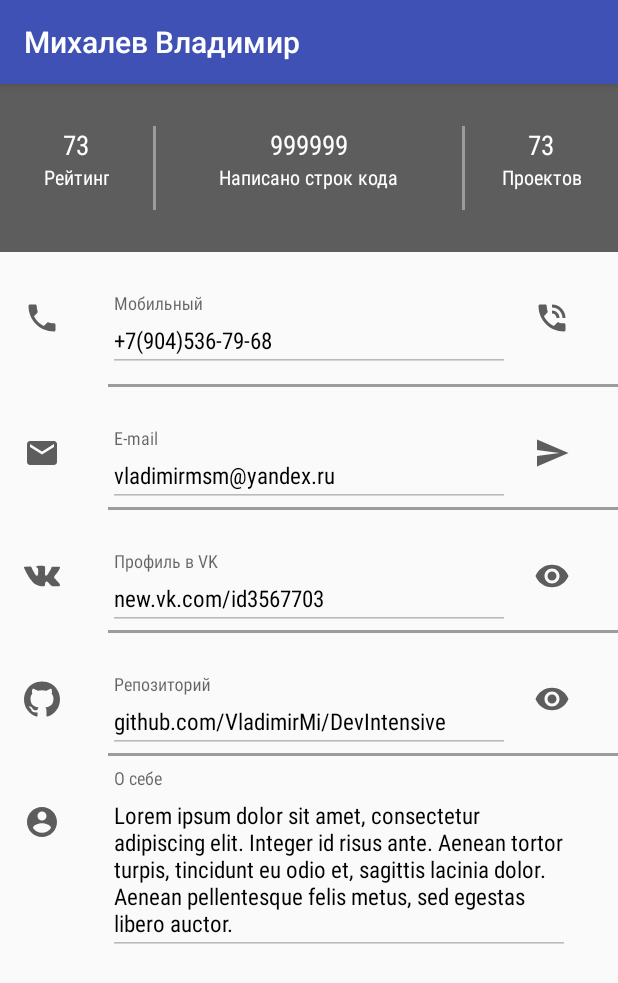
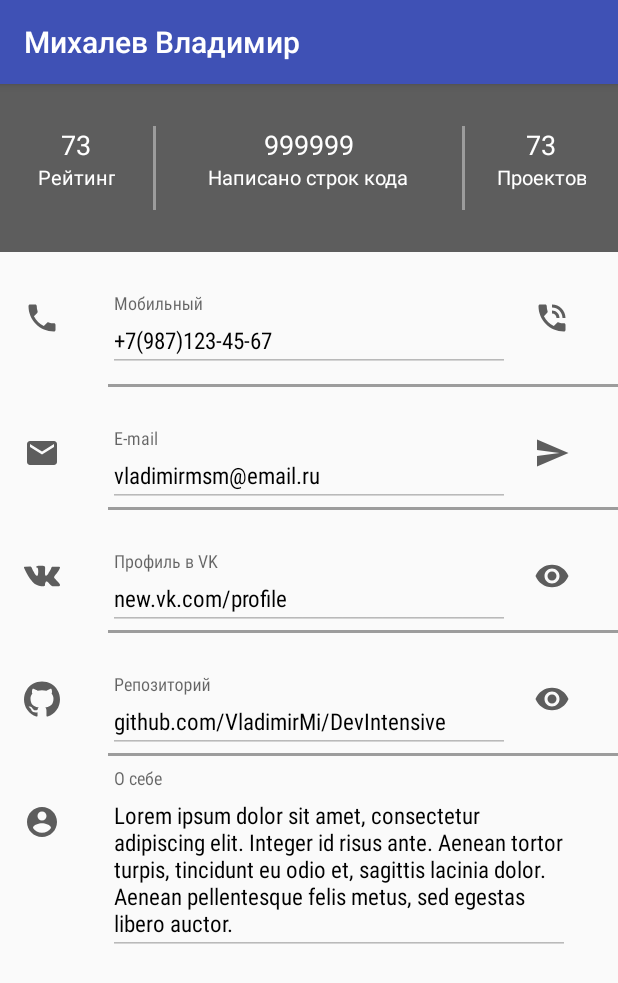
Before and after one commit to VladimirMi/DevIntensive, an Android app: the screen it shows after launch (MainActivity), on a phone screen of 412 x 824 dp. Shown: the top 983 px of the screen. Run offline under Robolectric (Android 15) with nearby library versions, the phone set to English and light mode, and no system bars; 1 statement that could not run was skipped.

Commit message:
Adding ids to edit text fields

```diff
--- a/app/src/main/res/layout/aboutme_item.xml
+++ b/app/src/main/res/layout/aboutme_item.xml
@@ -24,6 +24,7 @@
             android:layout_height="wrap_content">
 
             <EditText
+                android:id="@+id/about_me_et"
                 android:layout_width="match_parent"
                 android:layout_height="wrap_content"
                 android:hint="@string/about_me_hint"
--- a/app/src/main/res/layout/github_item.xml
+++ b/app/src/main/res/layout/github_item.xml
@@ -24,6 +24,7 @@
             android:layout_height="wrap_content">
 
             <EditText
+                android:id="@+id/github_et"
                 android:layout_width="match_parent"
                 android:layout_height="wrap_content"
                 android:hint="@string/github_hint"
--- a/app/src/main/res/layout/mail_item.xml
+++ b/app/src/main/res/layout/mail_item.xml
@@ -11,6 +11,7 @@
         android:src="@drawable/ic_mail_black_24dp"/>
 
     <LinearLayout
+        android:id="@+id/email_et"
         android:layout_width="0dp"
         android:layout_height="@dimen/size_large_72"
         android:layout_marginLeft="@dimen/spacing_medium_32"
--- a/app/src/main/res/layout/phone_item.xml
+++ b/app/src/main/res/layout/phone_item.xml
@@ -25,6 +25,7 @@
             android:layout_height="wrap_content">
 
             <EditText
+                android:id="@+id/phone_et"
                 android:layout_width="match_parent"
                 android:layout_height="wrap_content"
                 android:hint="@string/phone_hint"
--- a/app/src/main/res/layout/rating_info_item.xml
+++ b/app/src/main/res/layout/rating_info_item.xml
@@ -20,7 +20,6 @@
             android:textColor="@android:color/white"
             android:gravity="center_horizontal"
             android:text="@string/rating_value"
-            android:fontFamily="sans-serif-condensed"
             android:textSize="@dimen/font_large_18"/>
 
         <TextView
@@ -29,7 +28,6 @@
             android:textColor="@android:color/white"
             android:gravity="center_horizontal"
             android:text="@string/rating_title"
-            android:fontFamily="sans-serif-condensed"
             android:textSize="@dimen/font_small_13"/>
     </LinearLayout>
 
@@ -50,7 +48,6 @@
             android:layout_height="wrap_content"
             android:textColor="@android:color/white"
             android:text="@string/code_value"
-            android:fontFamily="sans-serif-condensed"
             android:textSize="@dimen/font_large_18"/>
 
         <TextView
@@ -58,7 +55,6 @@
             android:layout_height="wrap_content"
             android:textColor="@android:color/white"
             android:text="@string/code_title"
-            android:fontFamily="sans-serif-condensed"
             android:textSize="@dimen/font_small_13"
             />
     </LinearLayout>
@@ -81,7 +77,6 @@
             android:textColor="@android:color/white"
             android:text="@string/projects_value"
             android:gravity="center_horizontal"
-            android:fontFamily="sans-serif-condensed"
             android:textSize="@dimen/font_large_18"/>
 
         <TextView
@@ -90,7 +85,6 @@
             android:textColor="@android:color/white"
             android:text="@string/projects_title"
             android:gravity="center_horizontal"
-            android:fontFamily="sans-serif-condensed"
             android:textSize="@dimen/font_small_13"/>
     </LinearLayout>
 
--- a/app/src/main/res/layout/vk_item.xml
+++ b/app/src/main/res/layout/vk_item.xml
@@ -24,6 +24,7 @@
             android:layout_height="wrap_content">
 
             <EditText
+                android:id="@+id/vk_et"
                 android:layout_width="match_parent"
                 android:layout_height="wrap_content"
                 android:hint="@string/vk_hint"
--- a/app/src/main/res/values/strings.xml
+++ b/app/src/main/res/values/strings.xml
@@ -12,9 +12,9 @@
         sed egestas libero auctor.
     </string>
     <string name="github">github.com/VladimirMi/DevIntensive</string>
-    <string name="vk">new.vk.com/id3567703</string>
-    <string name="email">vladimirmsm@yandex.ru</string>
-    <string name="phone">+7(904)536-79-68</string>
+    <string name="vk">new.vk.com/profile</string>
+    <string name="email">vladimirmsm@email.ru</string>
+    <string name="phone">+7(987)123-45-67</string>
     <string name="rating_value">73</string>
     <string name="rating_title">Рейтинг</string>
     <string name="code_value">999999</string>
```
